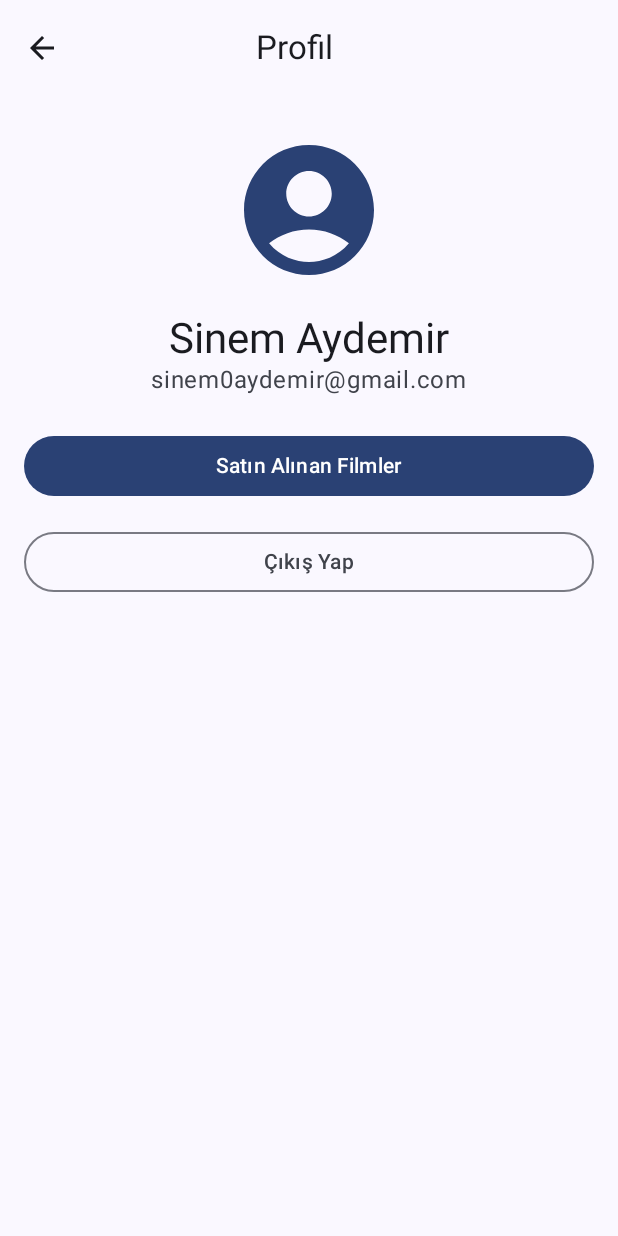
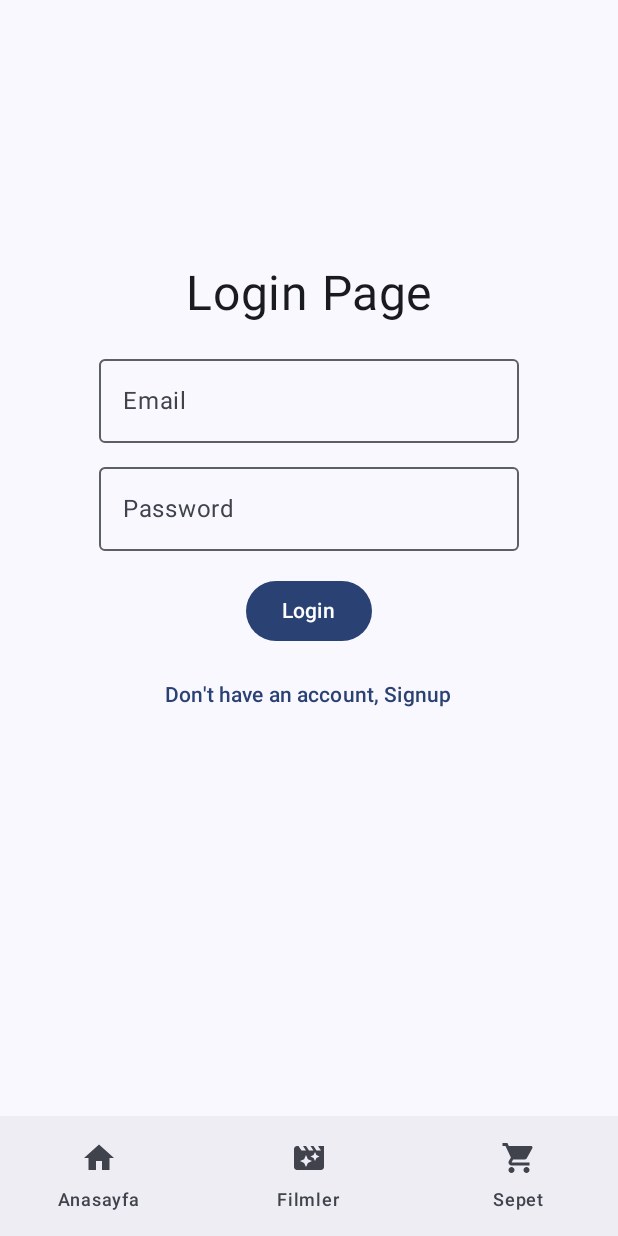
Before and after one commit to sinemaydem/FilmlerBitirme, an Android app built with Jetpack Compose: the Profile screen opened through its navigation route, after a tap on "Çıkış Yap", on a phone screen of 412 x 824 dp. Run offline under Robolectric (Android 15) with nearby library versions, the phone set to English and light mode, and no system bars; our stand-ins replace Dagger/Hilt's generated code, Firebase (no records; nobody signed in at launch, a user with empty details on screens opened directly), livedata-compose; network calls fail; pictures from the network do not load; 1 statement that could not run was skipped.

Commit message:
firebase kurulum

```diff
--- a/app/build.gradle.kts
+++ b/app/build.gradle.kts
@@ -3,6 +3,7 @@ plugins {
     alias(libs.plugins.kotlin.android)
     id("kotlin-kapt")
     id("dagger.hilt.android.plugin")
+    alias(libs.plugins.google.gms.google.services)
 
 }
 
@@ -63,6 +64,7 @@ dependencies {
     implementation(libs.androidx.ui.tooling.preview)
     implementation(libs.androidx.material3)
     implementation(libs.play.services.tflite.support)
+    implementation(libs.firebase.auth)
     testImplementation(libs.junit)
     androidTestImplementation(libs.androidx.junit)
     androidTestImplementation(libs.androidx.espresso.core)
--- a/app/src/main/java/com/example/filmlerbitirme/MainActivity.kt
+++ b/app/src/main/java/com/example/filmlerbitirme/MainActivity.kt
@@ -8,7 +8,9 @@ import androidx.activity.viewModels
 import androidx.compose.foundation.layout.Column
 import androidx.compose.foundation.layout.fillMaxSize
 import androidx.compose.foundation.layout.padding
+import androidx.compose.material3.MaterialTheme
 import androidx.compose.material3.Scaffold
+import androidx.compose.material3.Surface
 import androidx.compose.material3.Text
 import androidx.compose.runtime.Composable
 import androidx.compose.ui.Modifier
@@ -16,6 +18,7 @@ import androidx.compose.ui.tooling.preview.Preview
 import androidx.navigation.compose.rememberNavController
 import com.example.filmlerbitirme.data.datasource.MoviesDataSource
 import com.example.filmlerbitirme.data.repo.MovieDaoRepository
+import com.example.filmlerbitirme.firebase.viewmodel.AuthViewModel
 import com.example.filmlerbitirme.retrofit.MoviesDaoInterface
 import com.example.filmlerbitirme.ui.screens.BottomBar
 import com.example.filmlerbitirme.ui.screens.HomeScreen
@@ -31,19 +34,23 @@ import javax.inject.Inject
 
 @AndroidEntryPoint
 class MainActivity : ComponentActivity() {
+    private val authViewModel: AuthViewModel by viewModels()
     private val homeViewModel: HomeViewModel by viewModels()
+    private val cartViewModel: CartViewModel by viewModels()
     private val detailViewModel: DetailViewModel by viewModels()
-    private val cartViewModel: CartViewModel by viewModels()
 
     @Inject
-    lateinit var movieDaoRepository: MovieDaoRepository // Hilt Enjection
+    lateinit var movieDaoRepository: MovieDaoRepository
 
     override fun onCreate(savedInstanceState: Bundle?) {
         super.onCreate(savedInstanceState)
-        //enableEdgeToEdge()
         setContent {
             FilmlerBitirmeTheme {
+                Surface(
+                    modifier = Modifier.fillMaxSize(),
+                ) {
                     MainScreen(
+                        authViewModel = authViewModel,
                         homeViewModel = homeViewModel,
                         detailViewModel = detailViewModel,
                         cartViewModel = cartViewModel,
@@ -53,3 +60,4 @@ class MainActivity : ComponentActivity() {
             }
         }
     }
+}
--- /dev/null
+++ b/app/src/main/java/com/example/filmlerbitirme/firebase/pages/LoginPage.kt
@@ -0,0 +1,104 @@
+package com.example.filmlerbitirme.firebase.pages
+
+import android.widget.Toast
+import androidx.compose.foundation.layout.Arrangement
+import androidx.compose.foundation.layout.Column
+import androidx.compose.foundation.layout.Spacer
+import androidx.compose.foundation.layout.fillMaxSize
+import androidx.compose.foundation.layout.height
+import androidx.compose.material3.Button
+import androidx.compose.material3.OutlinedTextField
+import androidx.compose.material3.Text
+import androidx.compose.material3.TextButton
+import androidx.compose.runtime.Composable
+import androidx.compose.runtime.LaunchedEffect
+import androidx.compose.runtime.getValue
+import androidx.compose.runtime.livedata.observeAsState
+import androidx.compose.runtime.mutableStateOf
+import androidx.compose.runtime.remember
+import androidx.compose.runtime.setValue
+import androidx.compose.ui.Alignment
+import androidx.compose.ui.Modifier
+import androidx.compose.ui.platform.LocalContext
+import androidx.compose.ui.unit.dp
+import androidx.compose.ui.unit.sp
+import androidx.navigation.NavController
+import com.example.filmlerbitirme.firebase.viewmodel.AuthState
+import com.example.filmlerbitirme.firebase.viewmodel.AuthViewModel
+
+@Composable
+fun LoginPage(modifier: Modifier = Modifier, navController: NavController, authViewModel: AuthViewModel) {
+
+
+    var email by remember {
+        mutableStateOf("")
+    }
+
+    var password by remember {
+        mutableStateOf("")
+    }
+
+    val authState = authViewModel.authState.observeAsState()
+    val context = LocalContext.current
+
+    LaunchedEffect(authState.value) {
+        when(authState.value){
+            is AuthState.Authenticated -> navController.navigate("home")
+            is AuthState.Error -> Toast.makeText(context,
+                (authState.value as AuthState.Error).message, Toast.LENGTH_SHORT).show()
+            else -> Unit
+        }
+    }
+
+    Column(
+        modifier = modifier.fillMaxSize(),
+        verticalArrangement = Arrangement.Center,
+        horizontalAlignment = Alignment.CenterHorizontally
+    ) {
+        Text(text = "Login Page", fontSize = 32.sp)
+
+        Spacer(modifier = Modifier.height(16.dp))
+
+        OutlinedTextField(
+            value = email,
+            onValueChange = {
+                email = it
+            },
+            label = {
+                Text(text = "Email")
+            }
+        )
+
+        Spacer(modifier = Modifier.height(8.dp))
+
+        OutlinedTextField(
+            value = password,
+            onValueChange = {
+                password = it
+            },
+            label = {
+                Text(text = "Password")
+            }
+        )
+        Spacer(modifier = Modifier.height(16.dp))
+
+        Button(onClick = {
+            authViewModel.login(email,password)
+        },
+            enabled = authState.value != AuthState.Loading
+        ) {
+            Text(text = "Login")
+        }
+
+
+        Spacer(modifier = Modifier.height(8.dp))
+
+        TextButton(onClick = {
+            navController.navigate("signup")
+        }) {
+            Text(text = "Don't have an account, Signup")
+        }
+
+    }
+
+}
--- /dev/null
+++ b/app/src/main/java/com/example/filmlerbitirme/firebase/viewmodel/AuthViewModel.kt
@@ -0,0 +1,77 @@
+package com.example.filmlerbitirme.firebase.viewmodel
+
+import androidx.lifecycle.LiveData
+import androidx.lifecycle.MutableLiveData
+import androidx.lifecycle.ViewModel
+import com.google.firebase.auth.FirebaseAuth
+
+
+class AuthViewModel : ViewModel() {
+
+    private val auth : FirebaseAuth = FirebaseAuth.getInstance()
+
+    private val _authState = MutableLiveData<AuthState>()
+    val authState: LiveData<AuthState> = _authState
+
+    init {
+        checkAuthStatus()
+    }
+
+
+    fun checkAuthStatus(){
+        if(auth.currentUser==null){
+            _authState.value = AuthState.Unauthenticated
+        }else{
+            _authState.value = AuthState.Authenticated
+        }
+    }
+
+    fun login(email : String,password : String){
+
+        if(email.isEmpty() || password.isEmpty()){
+            _authState.value = AuthState.Error("Email or password can't be empty")
+            return
+        }
+        _authState.value = AuthState.Loading
+        auth.signInWithEmailAndPassword(email,password)
+            .addOnCompleteListener{task->
+                if (task.isSuccessful){
+                    _authState.value = AuthState.Authenticated
+                }else{
+                    _authState.value = AuthState.Error(task.exception?.message?:"Something went wrong")
+                }
+            }
+    }
+
+    fun signup(email : String,password : String){
+
+        if(email.isEmpty() || password.isEmpty()){
+            _authState.value = AuthState.Error("Email or password can't be empty")
+            return
+        }
+        _authState.value = AuthState.Loading
+        auth.createUserWithEmailAndPassword(email,password)
+            .addOnCompleteListener{task->
+                if (task.isSuccessful){
+                    _authState.value = AuthState.Authenticated
+                }else{
+                    _authState.value = AuthState.Error(task.exception?.message?:"Something went wrong")
+                }
+            }
+    }
+
+    fun signout(){
+        auth.signOut()
+        _authState.value = AuthState.Unauthenticated
+    }
+
+
+}
+
+
+sealed class AuthState{
+    object Authenticated : AuthState()
+    object Unauthenticated : AuthState()
+    object Loading : AuthState()
+    data class Error(val message : String) : AuthState()
+}
--- a/app/src/main/java/com/example/filmlerbitirme/ui/screens/MainScreen.kt
+++ b/app/src/main/java/com/example/filmlerbitirme/ui/screens/MainScreen.kt
@@ -10,6 +10,7 @@ import androidx.compose.ui.unit.dp
 import androidx.navigation.compose.currentBackStackEntryAsState
 import androidx.navigation.compose.rememberNavController
 import com.example.filmlerbitirme.data.repo.MovieDaoRepository
+import com.example.filmlerbitirme.firebase.viewmodel.AuthViewModel
 import com.example.filmlerbitirme.ui.viewmodel.CartViewModel
 import com.example.filmlerbitirme.ui.viewmodel.DetailViewModel
 import com.example.filmlerbitirme.ui.viewmodel.HomeViewModel
@@ -19,12 +20,12 @@ fun MainScreen(
     homeViewModel: HomeViewModel,
     detailViewModel: DetailViewModel,
     cartViewModel: CartViewModel,
-    movieDaoRepository: MovieDaoRepository
+    movieDaoRepository: MovieDaoRepository,
+    authViewModel: AuthViewModel  // Added authViewModel parameter
 ) {
     val navController = rememberNavController()
     val currentRoute = navController.currentBackStackEntryAsState().value?.destination?.route
 
-    // Determine if bottom bar should be shown
     val showBottomBar = when (currentRoute) {
         "detaySayfa/{film}" -> false
         "profil" -> false
@@ -48,6 +49,7 @@ fun MainScreen(
         }
     ) { innerPadding ->
         SayfaGecisleri(
+            authViewModel = authViewModel,  // Pass authViewModel to SayfaGecisleri
             homeViewModel = homeViewModel,
             detailViewModel = detailViewModel,
             cartViewModel = cartViewModel,
--- a/app/src/main/java/com/example/filmlerbitirme/ui/screens/Profile.kt
+++ b/app/src/main/java/com/example/filmlerbitirme/ui/screens/Profile.kt
@@ -25,10 +25,14 @@ import androidx.compose.ui.Modifier
 import androidx.compose.ui.text.style.TextAlign
 import androidx.compose.ui.unit.dp
 import androidx.navigation.NavController
+import com.example.filmlerbitirme.firebase.viewmodel.AuthViewModel
 
 @OptIn(ExperimentalMaterial3Api::class)
 @Composable
-fun Profile(navController: NavController) {
+fun Profile(
+    navController: NavController,
+    authViewModel: AuthViewModel  // AuthViewModel eklendi
+) {
     val userName = "Sinem"
     val userSurname = "Aydemir"
     val email = "sinem0aydemir@gmail.com"
@@ -52,7 +56,6 @@ fun Profile(navController: NavController) {
                     }
                 },
                 actions = {
-                    // Empty spacer to center the title
                     Spacer(Modifier.width(68.dp))
                 }
             )
@@ -65,7 +68,6 @@ fun Profile(navController: NavController) {
                 .padding(16.dp),
             horizontalAlignment = Alignment.CenterHorizontally
         ) {
-
             Icon(
                 imageVector = Icons.Default.AccountCircle,
                 contentDescription = "Profil Resmi",
@@ -74,7 +76,6 @@ fun Profile(navController: NavController) {
                     .padding(8.dp),
                 tint = MaterialTheme.colorScheme.primary
             )
-
 
             Text(
                 text = "$userName $userSurname",
@@ -88,9 +89,8 @@ fun Profile(navController: NavController) {
                 modifier = Modifier.padding(bottom = 16.dp)
             )
 
-
             Button(
-                onClick = {  },
+                onClick = { },
                 modifier = Modifier
                     .fillMaxWidth()
                     .padding(vertical = 8.dp)
@@ -99,7 +99,12 @@ fun Profile(navController: NavController) {
             }
 
             OutlinedButton(
-                onClick = {  },
+                onClick = {
+                    authViewModel.signout()
+                    navController.navigate("login") {
+                        popUpTo(0) { inclusive = true }  // Tüm back stack'i temizle
+                    }
+                },
                 modifier = Modifier
                     .fillMaxWidth()
                     .padding(vertical = 8.dp)
--- a/app/src/main/java/com/example/filmlerbitirme/ui/screens/SayfaGecisleri.kt
+++ b/app/src/main/java/com/example/filmlerbitirme/ui/screens/SayfaGecisleri.kt
@@ -1,6 +1,9 @@
 package com.example.filmlerbitirme.ui.screens
 
 import androidx.compose.runtime.Composable
+import androidx.compose.runtime.LaunchedEffect
+import androidx.compose.runtime.getValue
+import androidx.compose.runtime.livedata.observeAsState
 import androidx.compose.ui.Modifier
 import androidx.navigation.NavController
 import androidx.navigation.NavHostController
@@ -11,6 +14,10 @@ import androidx.navigation.compose.rememberNavController
 import androidx.navigation.navArgument
 import com.example.filmlerbitirme.data.entity.Movies
 import com.example.filmlerbitirme.data.repo.MovieDaoRepository
+import com.example.filmlerbitirme.firebase.pages.LoginPage
+import com.example.filmlerbitirme.firebase.pages.SignupPage
+import com.example.filmlerbitirme.firebase.viewmodel.AuthState
+import com.example.filmlerbitirme.firebase.viewmodel.AuthViewModel
 import com.example.filmlerbitirme.ui.viewmodel.CartViewModel
 import com.example.filmlerbitirme.ui.viewmodel.DetailViewModel
 
@@ -19,6 +26,7 @@ import com.google.gson.Gson
 
 @Composable
 fun SayfaGecisleri(
+    authViewModel: AuthViewModel,
     homeViewModel: HomeViewModel,
     detailViewModel: DetailViewModel,
     cartViewModel: CartViewModel,
@@ -26,14 +34,61 @@ fun SayfaGecisleri(
     modifier: Modifier = Modifier,
     navController: NavHostController = rememberNavController()
 ) {
+
+    val authState by authViewModel.authState.observeAsState()
+
     NavHost(
         navController = navController,
-        startDestination = "anasayfa",
+        startDestination = "login",
         modifier = modifier
     ) {
+        // Auth routes
+        composable("login") {
+            when (authState) {
+                is AuthState.Authenticated -> {
+                    LaunchedEffect(Unit) {
+                        navController.navigate("anasayfa") {
+                            popUpTo("login") { inclusive = true }
+                        }
+                    }
+                }
+                else -> {
+                    LoginPage(
+                        modifier = modifier,
+                        navController = navController,
+                        authViewModel = authViewModel
+                    )
+                }
+            }
+        }
+
+        composable("signup") {
+            SignupPage(
+                modifier = modifier,
+                navController = navController,
+                authViewModel = authViewModel
+            )
+        }
+
+        // Protected routes
         composable("anasayfa") {
-            HomeScreen(navController = navController, viewModel = homeViewModel)
+            when (authState) {
+                is AuthState.Unauthenticated -> {
+                    LaunchedEffect(Unit) {
+                        navController.navigate("login") {
+                            popUpTo(0) { inclusive = true }
+                        }
+                    }
+                }
+                else -> {
+                    HomeScreen(
+                        navController = navController,
+                        viewModel = homeViewModel
+                    )
+                }
+            }
         }
+
         composable(
             "detaySayfa/{film}",
             arguments = listOf(navArgument("film") { type = NavType.StringType })
@@ -46,18 +101,25 @@ fun SayfaGecisleri(
                 onBackClick = { navController.popBackStack() }
             )
         }
+
         composable("sepet") {
             CartScreen(
                 navController = navController,
-                viewModel = cartViewModel,
+                viewModel = cartViewModel
             )
-            //cartViewModel.loadCartMovies()
         }
+
         composable("profil") {
-            Profile(navController = navController)
+            Profile(
+                navController = navController,
+                authViewModel = authViewModel)
         }
+
         composable("randomMovie") {
-            RandomMovieScreen(navController = navController, movieDaoRepository = movieDaoRepository)
+            RandomMovieScreen(
+                navController = navController,
+                movieDaoRepository = movieDaoRepository
+            )
         }
     }
 }
--- a/build.gradle.kts
+++ b/build.gradle.kts
@@ -3,4 +3,5 @@ plugins {
     alias(libs.plugins.android.application) apply false
     alias(libs.plugins.kotlin.android) apply false
     id("com.google.dagger.hilt.android") version "2.48" apply false
+    alias(libs.plugins.google.gms.google.services) apply false
 }
--- a/gradle/libs.versions.toml
+++ b/gradle/libs.versions.toml
@@ -9,6 +9,8 @@ lifecycleRuntimeKtx = "2.8.7"
 activityCompose = "1.9.3"
 composeBom = "2024.04.01"
 playServicesTfliteSupport = "16.4.0"
+googleGmsGoogleServices = "4.4.2"
+firebaseAuth = "23.1.0"
 
 [libraries]
 androidx-core-ktx = { group = "androidx.core", name = "core-ktx", version.ref = "coreKtx" }
@@ -26,7 +28,9 @@ androidx-ui-test-manifest = { group = "androidx.compose.ui", name = "ui-test-man
 androidx-ui-test-junit4 = { group = "androidx.compose.ui", name = "ui-test-junit4" }
 androidx-material3 = { group = "androidx.compose.material3", name = "material3" }
 play-services-tflite-support = { group = "com.google.android.gms", name = "play-services-tflite-support", version.ref = "playServicesTfliteSupport" }
+firebase-auth = { group = "com.google.firebase", name = "firebase-auth", version.ref = "firebaseAuth" }
 
 [plugins]
 android-application = { id = "com.android.application", version.ref = "agp" }
 kotlin-android = { id = "org.jetbrains.kotlin.android", version.ref = "kotlin" }
+google-gms-google-services = { id = "com.google.gms.google-services", version.ref = "googleGmsGoogleServices" }
```
Also changed, not shown: app/src/main/java/com/example/filmlerbitirme/firebase/pages/SignupPage.kt (added, +108 -0 lines). Lines whose indentation alone changed are shown as unchanged.
